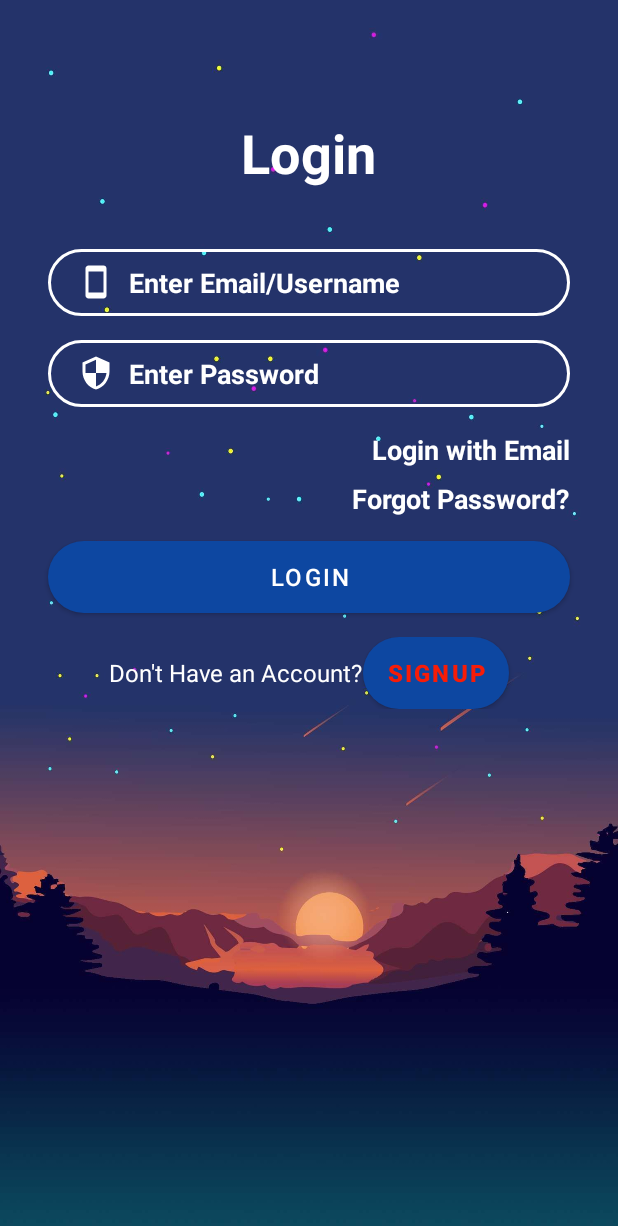
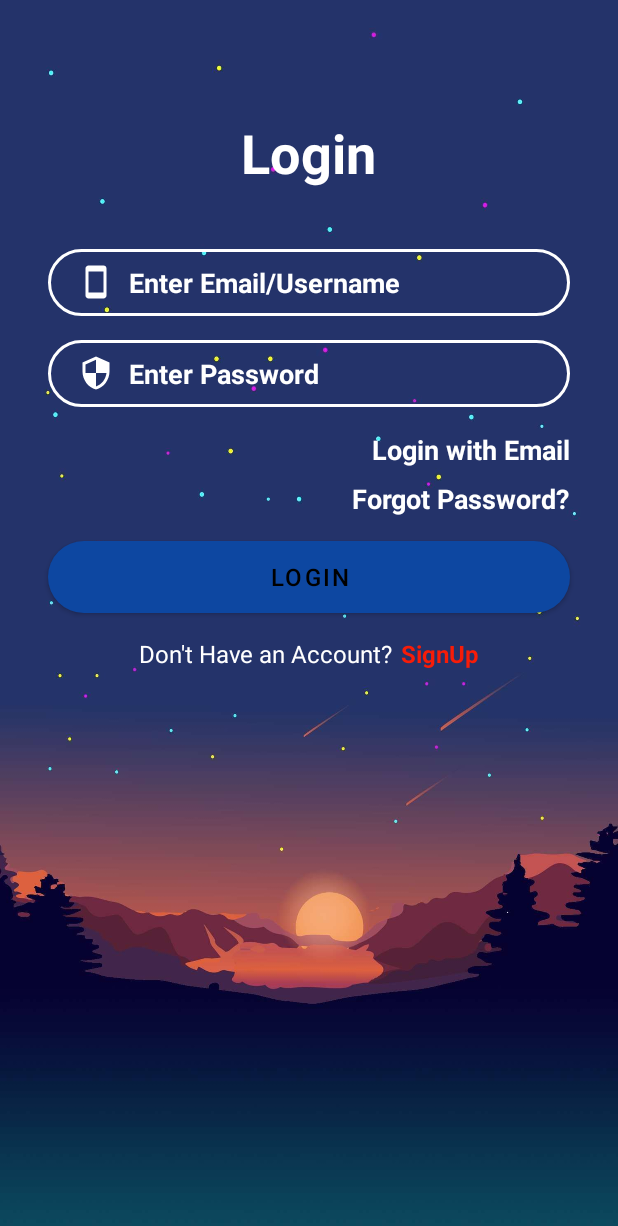
Before and after one commit to FA2500/MatahariTicket, an Android app: the loginActivity screen opened directly, with no data from a screen before it, on a phone screen of 412 x 824 dp. Shown: the top 1226 px of the screen. Run offline under Robolectric (Android 15) with nearby library versions, the phone set to English and light mode, and no system bars; our stand-ins replace Firebase (no records; nobody signed in at launch, a user with empty details on screens opened directly).

Commit message:
edit
aku x tau la apa aku buat

```diff
--- a/app/src/main/res/layout/activity_login.xml
+++ b/app/src/main/res/layout/activity_login.xml
@@ -94,7 +94,7 @@
         android:fontFamily="sans-serif-medium"
         android:gravity="center"
         android:text="Login"
-        android:textColor="@color/white"
+        android:textColor="@color/black"
         android:textSize="16sp"
         app:layout_constraintEnd_toEndOf="@+id/et_password"
         app:layout_constraintHorizontal_bias="0.0"
@@ -124,18 +124,18 @@
 
         </TextView>
 
-        <Button
+        <TextView
+            android:layout_marginLeft="5sp"
             android:id="@+id/bt_signup"
             android:layout_width="wrap_content"
             android:layout_height="wrap_content"
             android:text="SignUp"
             android:textColor="@color/red"
-            android:background="@drawable/btn_bg"
             android:textSize="16sp"
             android:textStyle="bold"
             android:onClick="goToSignup">
 
-        </Button>
+        </TextView>
     </LinearLayout>
 
     <TextView
--- a/app/src/main/res/layout/activity_sign_up.xml
+++ b/app/src/main/res/layout/activity_sign_up.xml
@@ -150,7 +150,7 @@
         android:background="@drawable/btn_bg"
         android:backgroundTint="@color/white"
         android:text="Register"
-        android:textColor="@color/white"
+        android:textColor="@color/black"
         app:layout_constraintEnd_toEndOf="@+id/et_repeat_password"
         app:layout_constraintStart_toStartOf="@+id/et_repeat_password"
         app:layout_constraintTop_toBottomOf="@+id/et_repeat_password"
```
